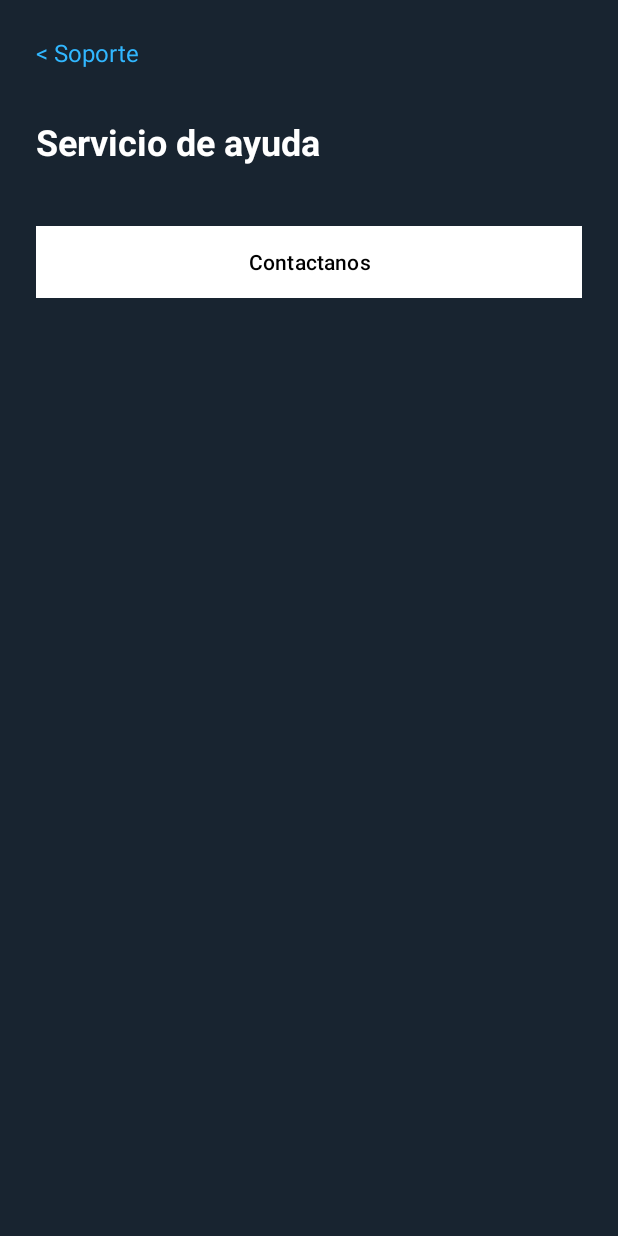
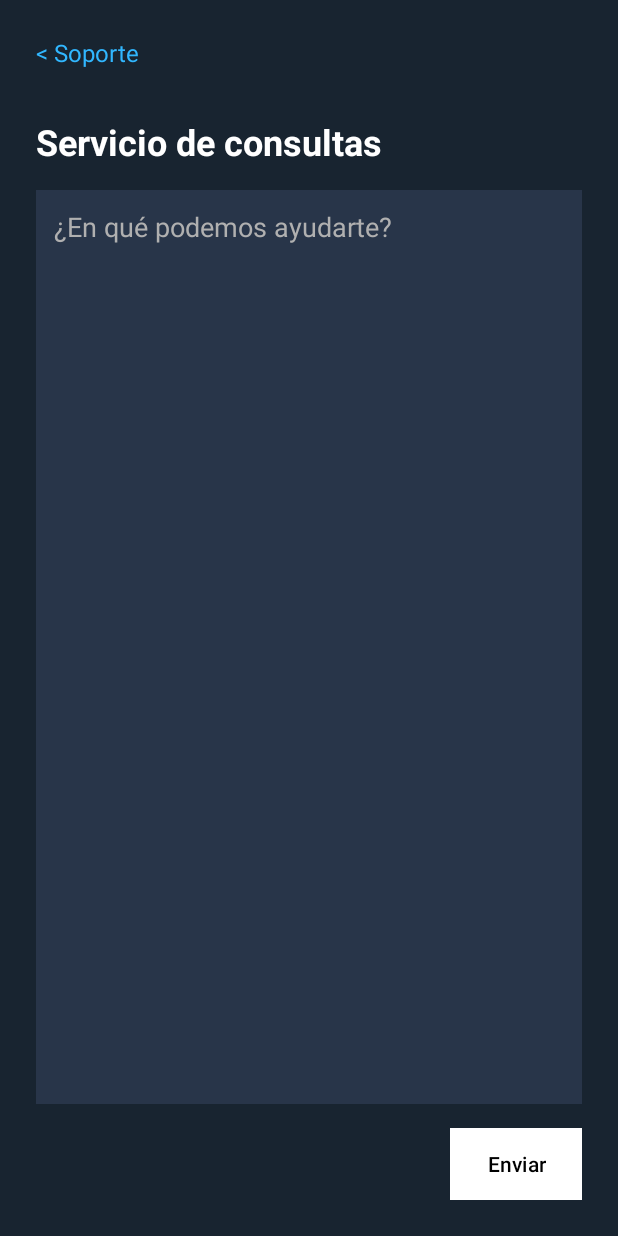
Before and after one commit to Emilio24-dev/Software, an Android app: the ServicioActivity screen opened directly, with no data from a screen before it, on a phone screen of 412 x 824 dp. Run offline under Robolectric (Android 15) with nearby library versions, the phone set to English and light mode, and no system bars; our stand-ins replace Firebase (no records; nobody signed in at launch, a user with empty details on screens opened directly).

Commit message:
Agregando consultas

```diff
--- a/app/src/main/res/layout/activity_servicio.xml
+++ b/app/src/main/res/layout/activity_servicio.xml
@@ -19,17 +19,32 @@
         android:layout_width="wrap_content"
         android:layout_height="wrap_content"
         android:layout_marginTop="32dp"
-        android:text="@string/Service"
+        android:text="@string/Queries"
         android:textSize="24sp"
         android:textStyle="bold"
         android:textColor="#FFFFFF" />
 
+    <EditText
+        android:id="@+id/etConsultaServicio"
+        android:layout_width="match_parent"
+        android:layout_height="0dp"
+        android:layout_marginTop="16dp"
+        android:layout_weight="1"
+        android:background="#283549"
+        android:padding="12dp"
+        android:hint="@string/Consultar"
+        android:textColor="#FFFFFF"
+        android:textColorHint="#B0B0B0"
+        android:inputType="textMultiLine"
+        android:gravity="top|start" />
+
     <Button
         android:id="@+id/btnContactanos"
-        android:layout_width="match_parent"
+        android:layout_width="wrap_content"
         android:layout_height="wrap_content"
-        android:layout_marginTop="40dp"
-        android:text="@string/Contact"
+        android:layout_gravity="end"
+        android:layout_marginTop="16dp"
+        android:text="@string/SendBtn"
         android:background="@drawable/boton_blanco_cuadrado"
         app:backgroundTint="@null"
         android:textColor="#000000" />
--- a/app/src/main/res/values/strings.xml
+++ b/app/src/main/res/values/strings.xml
@@ -96,7 +96,9 @@
     <!-- Soporte -->
 
     <string name="Problem_write">Reportar un problema</string>
-    <string name="Service">Servicio de ayuda</string>
+    <string name="Service">Consultas</string>
+    <string name="Queries">Servicio de consultas</string>
+
 
     <!-- Recuperar contraseña -->
 
@@ -128,9 +130,10 @@
     <string name="ReportDesc">Explica brevemente cuál es el problema.</string>
     <string name="SendBtn">Enviar</string>
 
-    <!-- Servicio de ayuda -->
+    <!-- Consultas -->
 
     <string name="Contact">Contactanos</string>
+    <string name="Consultar">¿En qué podemos ayudarte?</string>
 
 
     <string name="user_icon" translatable="false">Icono de usuario</string>
```
Also changed, not shown: app/src/main/java/com/example/registro/ServicioActivity.kt (+50 -4 lines), 1 other file.
